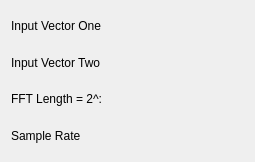
This is src/plugins/dataobject/crossspectrum/crossspectrumconfig.ui in Kst-plot/kst as Qt 5 draws it before an edit. The edited form follows.
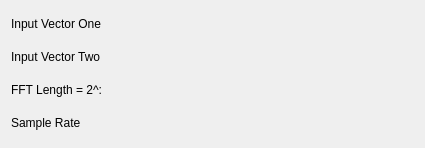
This is the edited form. Custom widgets are drawn as their Qt base class.

```diff
--- a/src/plugins/dataobject/crossspectrum/crossspectrumconfig.ui
+++ b/src/plugins/dataobject/crossspectrum/crossspectrumconfig.ui
@@ -5,13 +5,19 @@
    <rect>
     <x>0</x>
     <y>0</y>
-    <width>255</width>
-    <height>162</height>
+    <width>425</width>
+    <height>148</height>
    </rect>
   </property>
+  <property name="minimumSize" >
+   <size>
+    <width>400</width>
+    <height>0</height>
+   </size>
+  </property>
   <layout class="QVBoxLayout" name="verticalLayout" >
    <item>
-    <layout class="QHBoxLayout" name="horizontalLayout" >
+    <layout class="QHBoxLayout" name="horizontalLayout_4" >
      <item>
       <widget class="QLabel" name="label_3" >
        <property name="sizePolicy" >
@@ -28,6 +34,19 @@
        </property>
       </widget>
      </item>
+     <item>
+      <spacer name="horizontalSpacer" >
+       <property name="orientation" >
+        <enum>Qt::Horizontal</enum>
+       </property>
+       <property name="sizeHint" stdset="0" >
+        <size>
+         <width>40</width>
+         <height>20</height>
+        </size>
+       </property>
+      </spacer>
+     </item>
      <item>
       <widget class="Kst::VectorSelector" native="1" name="_vectorOne" >
        <property name="sizePolicy" >
@@ -58,6 +77,19 @@
        </property>
       </widget>
      </item>
+     <item>
+      <spacer name="horizontalSpacer_2" >
+       <property name="orientation" >
+        <enum>Qt::Horizontal</enum>
+       </property>
+       <property name="sizeHint" stdset="0" >
+        <size>
+         <width>40</width>
+         <height>20</height>
+        </size>
+       </property>
+      </spacer>
+     </item>
      <item>
       <widget class="Kst::VectorSelector" native="1" name="_vectorTwo" >
        <property name="sizePolicy" >
@@ -88,13 +120,26 @@
        </property>
       </widget>
      </item>
+     <item>
+      <spacer name="horizontalSpacer_3" >
+       <property name="orientation" >
+        <enum>Qt::Horizontal</enum>
+       </property>
+       <property name="sizeHint" stdset="0" >
+        <size>
+         <width>40</width>
+         <height>20</height>
+        </size>
+       </property>
+      </spacer>
+     </item>
      <item>
       <widget class="Kst::ScalarSelector" native="1" name="_scalarFFT" />
      </item>
     </layout>
    </item>
    <item>
-    <layout class="QHBoxLayout" name="horizontalLayout_4" >
+    <layout class="QHBoxLayout" name="horizontalLayout" >
      <item>
       <widget class="QLabel" name="label_6" >
        <property name="sizePolicy" >
@@ -111,6 +156,19 @@
        </property>
       </widget>
      </item>
+     <item>
+      <spacer name="horizontalSpacer_4" >
+       <property name="orientation" >
+        <enum>Qt::Horizontal</enum>
+       </property>
+       <property name="sizeHint" stdset="0" >
+        <size>
+         <width>40</width>
+         <height>20</height>
+        </size>
+       </property>
+      </spacer>
+     </item>
      <item>
       <widget class="Kst::ScalarSelector" native="1" name="_scalarRate" />
      </item>
```
